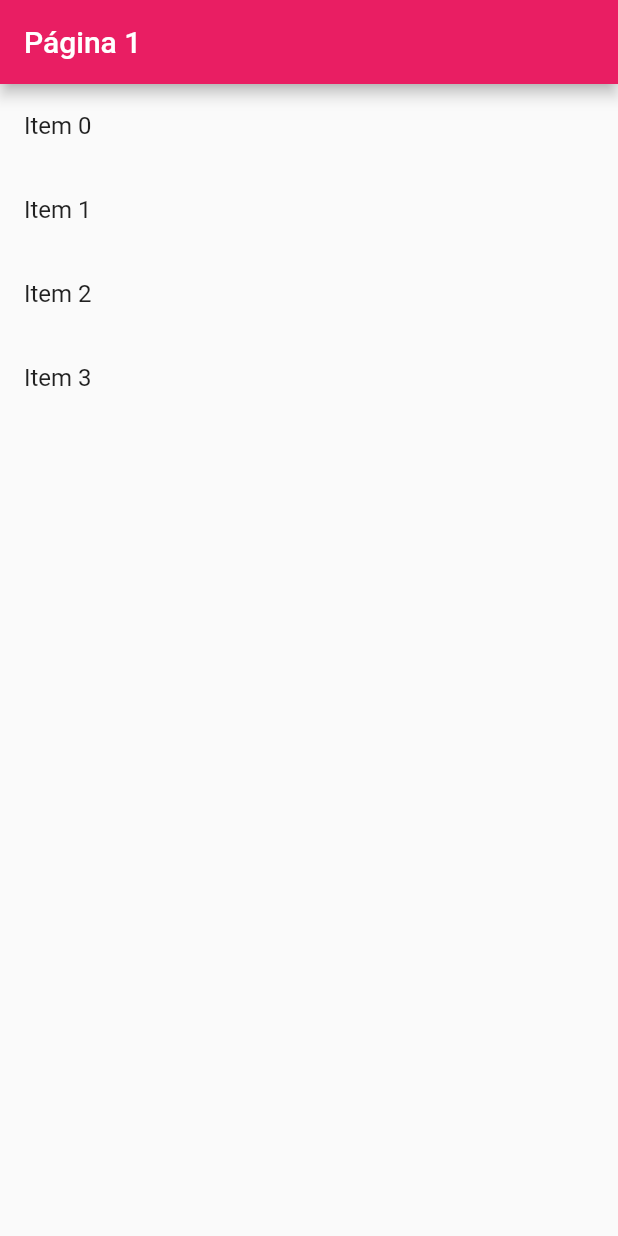
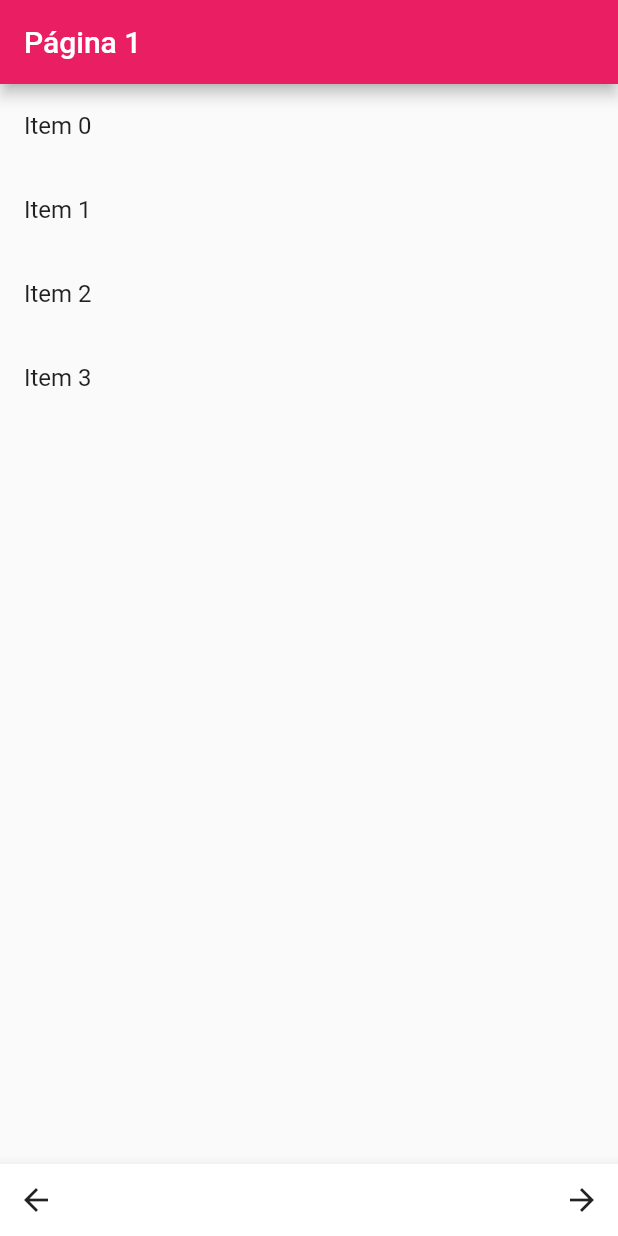
Before and after one commit to veromerino/PageView_RefreshIndicator_ReorderableList, a Flutter app: the screen it shows after launch, on a phone screen of 412 x 824 dp. Run offline on Flutter 3.47's test engine with Material 2 defaults, Android fonts, the phone set to English and light mode, and no system bars.

Commit message:
Botonoes para navegar entre paginas

```diff
--- a/lib/main.dart
+++ b/lib/main.dart
@@ -35,6 +35,8 @@ class _RefreshIndicatorExampleState extends State<RefreshIndicatorExample> {
     List.generate(4, (index) => 'Item $index'),
     List.generate(4, (index) => 'Item $index'),
   ]; // Lista de elementos
+
+  PageController _pageController = PageController(initialPage: 0);
 
   Widget _buildPage(int pageIndex) {
     Color pageColor;
@@ -97,11 +99,44 @@ class _RefreshIndicatorExampleState extends State<RefreshIndicatorExample> {
 
   @override
   Widget build(BuildContext context) {
-    return PageView.builder(
-      itemCount: 3,
-      itemBuilder: (context, index) {
-        return _buildPage(index);
-      },
+    return Scaffold(
+      body: PageView.builder(
+        controller: _pageController,
+        itemCount: 3,
+        itemBuilder: (context, index) {
+          return _buildPage(index);
+        },
+      ),
+      bottomNavigationBar: BottomAppBar(
+        color: Colors.white,
+        child: Row(
+          mainAxisAlignment: MainAxisAlignment.spaceBetween,
+          children: [
+            IconButton(
+              icon: Icon(Icons.arrow_back),
+              onPressed: () {
+                if (_pageController.page! > 0) {
+                  _pageController.previousPage(
+                    duration: Duration(milliseconds: 500),
+                    curve: Curves.ease,
+                  );
+                }
+              },
+            ),
+            IconButton(
+              icon: Icon(Icons.arrow_forward),
+              onPressed: () {
+                if (_pageController.page! < 2) {
+                  _pageController.nextPage(
+                    duration: Duration(milliseconds: 500),
+                    curve: Curves.ease,
+                  );
+                }
+              },
+            ),
+          ],
+        ),
+      ),
     );
   }
 }
```
Also changed, not shown: pubspec.yaml (+5 -3 lines), assets/perfume1.png (added), assets/perfume2.png (added), assets/perfume3.png (added), assets/perfume4.png (added).
